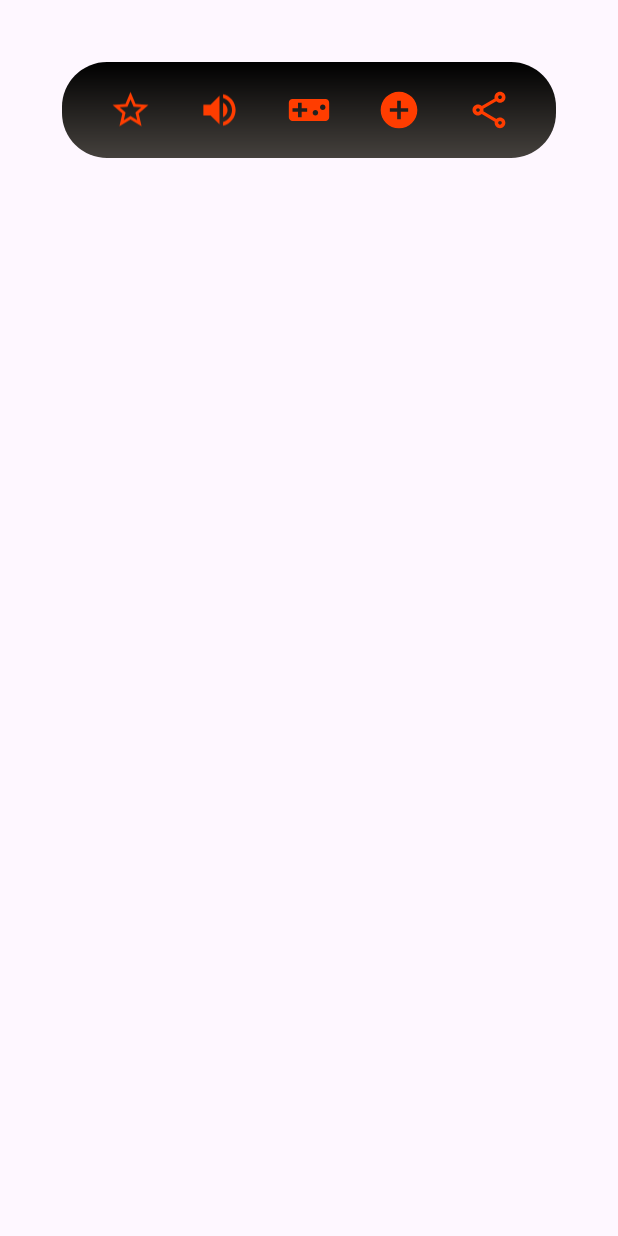
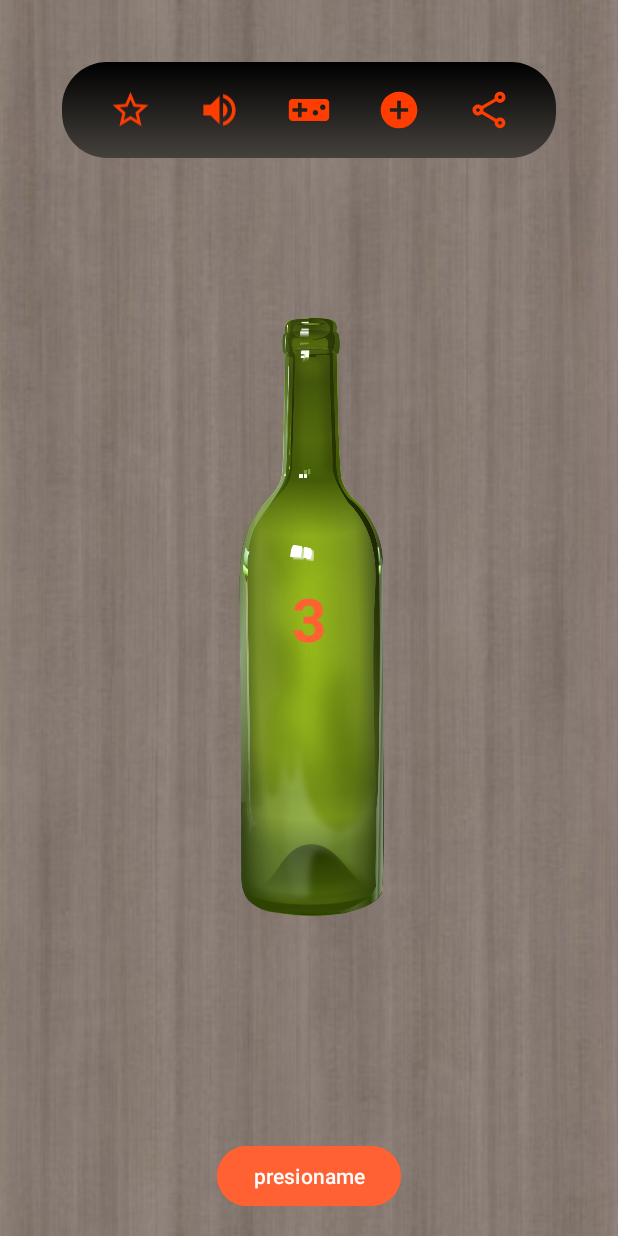
Before and after one commit to cricamore/equipoCuatroMP1, an Android app: the layout activity_main.xml on its own in the app's theme, with its tools: preview values and no code run, on a phone screen of 412 x 824 dp. Run offline under Robolectric (Android 15) with nearby library versions, the phone set to English and light mode, and no system bars.

Commit message:
Avance H1 fondo,contador y botella

```diff
--- a/app/src/main/java/com/cristian/miniproyecto1/MainActivity.kt
+++ b/app/src/main/java/com/cristian/miniproyecto1/MainActivity.kt
@@ -5,15 +5,17 @@ import androidx.appcompat.app.AppCompatActivity
 import android.os.Bundle
 import android.widget.ImageView
 import androidx.databinding.DataBindingUtil
-import com.cristian.miniproyecto1.databinding.ToolbarBinding
+import com.cristian.miniproyecto1.databinding.ActivityMainBinding
 
 class MainActivity : AppCompatActivity() {
-    private lateinit var binding:ToolbarBinding
+    private lateinit var binding:ActivityMainBinding
+
     override fun onCreate(savedInstanceState: Bundle?) {
         super.onCreate(savedInstanceState)
         binding = DataBindingUtil.setContentView(this, R.layout.activity_main)
 
-        val shareButton = binding.shareButton
+        val shareButton: ImageView = binding.toolbar.shareButton
+
         shareButton.setOnClickListener {
             share()
         }
--- a/app/src/main/res/layout/activity_main.xml
+++ b/app/src/main/res/layout/activity_main.xml
@@ -1,102 +1,71 @@
 <?xml version="1.0" encoding="utf-8"?>
 <layout xmlns:android="http://schemas.android.com/apk/res/android"
-    xmlns:app="http://schemas.android.com/apk/res-auto">
+    xmlns:app="http://schemas.android.com/apk/res-auto"
+    xmlns:tools="http://schemas.android.com/tools">
 
+    <data>
+
+    </data>
 
     <androidx.constraintlayout.widget.ConstraintLayout
         android:layout_width="match_parent"
-        android:layout_height="match_parent">
+        android:layout_height="match_parent"
+        android:background="@drawable/fondo"
+        tools:context=".MainActivity">
 
-        <com.google.android.material.appbar.AppBarLayout
-            android:layout_width="0dp"
-            android:layout_height="wrap_content"
-            app:layout_constraintEnd_toStartOf="@id/guideline2"
-            app:layout_constraintStart_toEndOf="@id/guideline1"
-            app:layout_constraintTop_toBottomOf="@id/guideline3">
+        <include layout="@layout/toolbar"
+            android:id="@+id/toolbar"/>
 
-            <androidx.appcompat.widget.Toolbar
-                android:layout_width="match_parent"
-                android:layout_height="?attr/actionBarSize"
-                android:background="@drawable/toolbar_personalizada"
-                android:visibility="visible">
+        <ImageView
+            android:id="@+id/imageViewFondo"
+            android:layout_width="match_parent"
+            android:layout_height="0dp"
+            android:contentDescription="@string/todo"
+            android:scaleType="centerCrop"
+            android:src="@drawable/fondo"
+            app:layout_constraintTop_toBottomOf="@id/toolbar"
+            app:layout_constraintBottom_toBottomOf="parent" />
 
-                <LinearLayout
-                    android:layout_width="match_parent"
-                    android:layout_height="match_parent">
+        <ImageView
+            android:id="@+id/imageViewBotella"
+            android:layout_width="300dp"
+            android:layout_height="400dp"
+            android:src="@drawable/botella"
+            app:layout_constraintTop_toTopOf="parent"
+            app:layout_constraintBottom_toBottomOf="parent"
+            app:layout_constraintStart_toStartOf="parent"
+            app:layout_constraintEnd_toEndOf="parent"
+            app:layout_constraintVertical_bias="0.5"
+            app:layout_constraintHorizontal_bias="0.5"
+            android:contentDescription="@string/todo" />
 
-                    <ImageView
-                        android:layout_width="wrap_content"
-                        android:layout_height="match_parent"
-                        android:layout_weight="1"
-                        android:clickable="true"
-                        android:paddingHorizontal="15dp"
-                        android:src="@drawable/baseline_star_border_24"
-                        app:tint="#ff3d00" />
-
-                    <ImageView
-                        android:layout_width="wrap_content"
-                        android:layout_height="match_parent"
-                        android:layout_weight="1"
-                        android:clickable="true"
-                        android:paddingHorizontal="15dp"
-                        android:src="@drawable/baseline_volume_up_24"
-                        app:tint="#ff3d00" />
-
-                    <ImageView
-                        android:layout_width="wrap_content"
-                        android:layout_height="match_parent"
-                        android:layout_weight="1"
-                        android:paddingHorizontal="15dp"
-                        android:clickable="true"
-                        android:src="@drawable/baseline_videogame_asset_24"
-                        app:tint="#ff3d00" />
-
-                    <ImageView
-                        android:layout_width="wrap_content"
-                        android:layout_height="match_parent"
-                        android:layout_weight="1"
-                        android:paddingHorizontal="15dp"
-                        android:clickable="true"
-                        android:src="@drawable/baseline_add_circle_24"
-                        app:tint="#ff3d00" />
-
-                    <ImageView
-                        android:id="@+id/shareButton"
-                        android:layout_width="wrap_content"
-                        android:layout_height="match_parent"
-                        android:layout_weight="1"
-                        android:paddingHorizontal="15dp"
-                        android:clickable="true"
-                        android:paddingEnd="30dp"
-                        android:src="@drawable/outline_share_24"
-                        app:tint="#ff3d00" />
-                </LinearLayout>
-
-
-            </androidx.appcompat.widget.Toolbar>
-
-        </com.google.android.material.appbar.AppBarLayout>
-
-        <androidx.constraintlayout.widget.Guideline
-            android:id="@+id/guideline1"
+        <TextView
+            android:id="@+id/textViewContador"
             android:layout_width="wrap_content"
             android:layout_height="wrap_content"
-            android:orientation="vertical"
-            app:layout_constraintGuide_percent="0.1" />
+            android:text="3"
+            android:textSize="40dp"
+            android:textColor="@color/orange"
+            android:textStyle="bold"
+            app:layout_constraintTop_toTopOf="@id/imageViewBotella"
+            app:layout_constraintBottom_toBottomOf="@id/imageViewBotella"
+            app:layout_constraintStart_toStartOf="@id/imageViewBotella"
+            app:layout_constraintEnd_toEndOf="@id/imageViewBotella"
+            app:layout_constraintVertical_bias="0.5"
+            app:layout_constraintHorizontal_bias="0.5" />
 
-        <androidx.constraintlayout.widget.Guideline
-            android:id="@+id/guideline2"
+        <Button
+            android:id="@+id/buttonPresioname"
             android:layout_width="wrap_content"
             android:layout_height="wrap_content"
-            android:orientation="vertical"
-            app:layout_constraintGuide_percent="0.9" />
-
-        <androidx.constraintlayout.widget.Guideline
-            android:id="@+id/guideline3"
-            android:layout_width="wrap_content"
-            android:layout_height="wrap_content"
-            android:orientation="horizontal"
-            app:layout_constraintGuide_percent="0.05" />
+            android:text="@string/button"
+            android:backgroundTint="@color/orange"
+            app:layout_constraintBottom_toBottomOf="parent"
+            app:layout_constraintEnd_toEndOf="parent"
+            app:layout_constraintStart_toStartOf="parent"
+            android:layout_marginBottom="16dp"
+            android:layout_marginEnd="16dp"
+            android:layout_marginStart="16dp"/>
 
     </androidx.constraintlayout.widget.ConstraintLayout>
 </layout>
--- a/app/src/main/res/layout/toolbar.xml
+++ b/app/src/main/res/layout/toolbar.xml
@@ -4,21 +4,19 @@
 
 
     <androidx.constraintlayout.widget.ConstraintLayout
+        android:id="@+id/toolbar"
         android:layout_width="match_parent"
         android:layout_height="match_parent">
 
-        <com.google.android.material.appbar.AppBarLayout
-            android:layout_width="0dp"
-            android:layout_height="wrap_content"
-            app:layout_constraintEnd_toStartOf="@id/guideline2"
-            app:layout_constraintStart_toEndOf="@id/guideline1"
-            app:layout_constraintTop_toBottomOf="@id/guideline3">
 
         <androidx.appcompat.widget.Toolbar
-                android:layout_width="match_parent"
+            android:layout_width="0dp"
             android:layout_height="?attr/actionBarSize"
             android:background="@drawable/toolbar_personalizada"
-                android:visibility="visible">
+            android:visibility="visible"
+            app:layout_constraintEnd_toStartOf="@id/guideline2"
+            app:layout_constraintStart_toStartOf="@+id/guideline1"
+            app:layout_constraintTop_toBottomOf="@id/guideline3">
 
             <LinearLayout
                 android:layout_width="match_parent"
@@ -46,8 +44,8 @@
                     android:layout_width="wrap_content"
                     android:layout_height="match_parent"
                     android:layout_weight="1"
+                    android:clickable="true"
                     android:paddingHorizontal="15dp"
-                        android:clickable="true"
                     android:src="@drawable/baseline_videogame_asset_24"
                     app:tint="#ff3d00" />
 
@@ -55,8 +53,8 @@
                     android:layout_width="wrap_content"
                     android:layout_height="match_parent"
                     android:layout_weight="1"
+                    android:clickable="true"
                     android:paddingHorizontal="15dp"
-                        android:clickable="true"
                     android:src="@drawable/baseline_add_circle_24"
                     app:tint="#ff3d00" />
 
@@ -65,8 +63,8 @@
                     android:layout_width="wrap_content"
                     android:layout_height="match_parent"
                     android:layout_weight="1"
+                    android:clickable="true"
                     android:paddingHorizontal="15dp"
-                        android:clickable="true"
                     android:paddingEnd="30dp"
                     android:src="@drawable/outline_share_24"
                     app:tint="#ff3d00" />
@@ -75,7 +73,7 @@
 
         </androidx.appcompat.widget.Toolbar>
 
-        </com.google.android.material.appbar.AppBarLayout>
+
 
         <androidx.constraintlayout.widget.Guideline
             android:id="@+id/guideline1"
--- a/app/src/main/res/values/colors.xml
+++ b/app/src/main/res/values/colors.xml
@@ -4,5 +4,10 @@
     <color name="white">#FFFFFFFF</color>
     <color name="darkgrey">#45413d</color>
     <color name="naranja">#ff3d00</color>
-
+    <color name="purple_200">#FFBB86FC</color>
+    <color name="purple_500">#FF6200EE</color>
+    <color name="purple_700">#FF3700B3</color>
+    <color name="teal_200">#FF03DAC5</color>
+    <color name="teal_700">#FF018786</color>
+    <color name="orange">#ff6133</color>
 </resources>
--- a/app/src/main/res/values/strings.xml
+++ b/app/src/main/res/values/strings.xml
@@ -1,3 +1,5 @@
 <resources>
     <string name="app_name">Mini Proyecto 1</string>
+    <string name="todo">TODO</string>
+    <string name="button">presioname</string>
 </resources>
```
Also changed, not shown: app/src/main/res/drawable/botella.png (added), app/src/main/res/drawable/fondo.jpg (added). Lines whose indentation alone changed are shown as unchanged.
